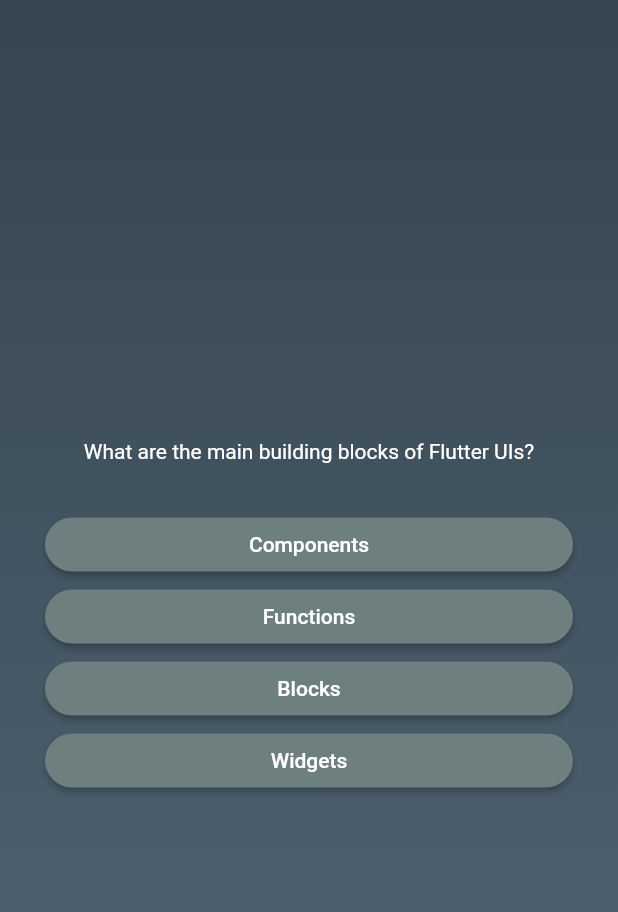
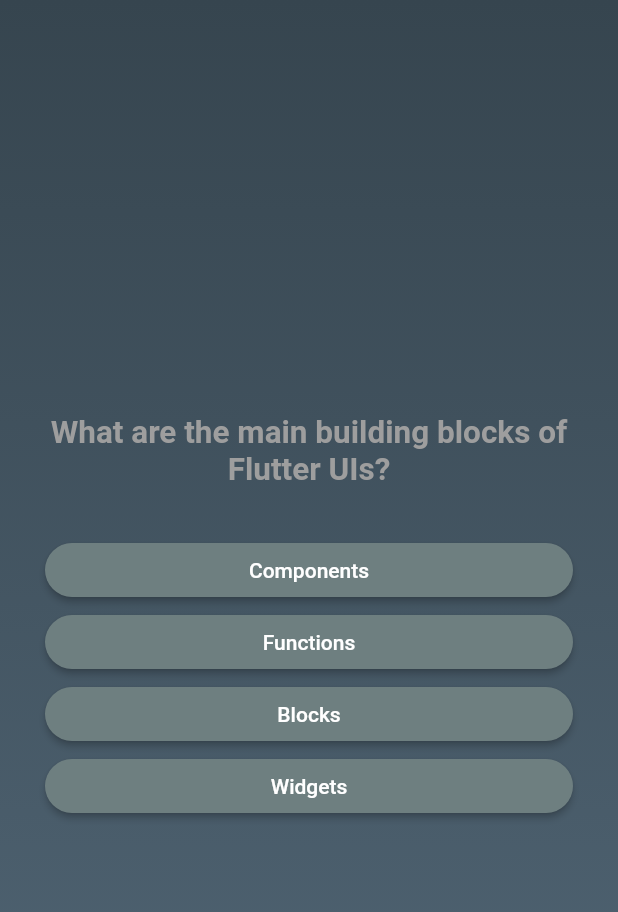
Before and after one commit to Silva3012/flutter_sprint, a Flutter app: the screen it shows after launch, after a tap on "Start Quiz", on a phone screen of 412 x 824 dp. Shown: the top 912 px of the screen. Run offline on Flutter 3.47's test engine with Material 2 defaults, Android fonts, the phone set to English and light mode, and no system bars; our stand-ins replace google_fonts.

Commit message:
More styling and google fonts

```diff
--- a/lib/answer_button.dart
+++ b/lib/answer_button.dart
@@ -17,7 +17,10 @@
           borderRadius: BorderRadius.circular(30),
         ),
       ),
-      child: Text(answerText),
+      child: Text(
+        answerText,
+        textAlign: TextAlign.center,
+      ),
     );
   }
 }
--- a/lib/questions_screen.dart
+++ b/lib/questions_screen.dart
@@ -1,6 +1,7 @@
 import 'package:flutter/material.dart';
 import 'package:flutter_sprint/answer_button.dart';
 import 'package:flutter_sprint/data/questions.dart';
+import 'package:google_fonts/google_fonts.dart';
 
 class QuestionsScreen extends StatefulWidget {
   const QuestionsScreen({super.key});
@@ -35,7 +36,10 @@
           children: [
             Text(
               currentQuestion.text,
-              style: const TextStyle(color: Colors.white),
+              style: GoogleFonts.roboto(
+                  color: Colors.grey,
+                  fontSize: 21,
+                  fontWeight: FontWeight.bold),
               textAlign: TextAlign.center,
             ),
             const SizedBox(
--- a/lib/start_screen.dart
+++ b/lib/start_screen.dart
@@ -1,4 +1,5 @@
 import 'package:flutter/material.dart';
+import 'package:google_fonts/google_fonts.dart';
 
 class StartScreen extends StatelessWidget {
   const StartScreen(this.startQuiz, {super.key});
@@ -19,9 +20,10 @@
           const SizedBox(
             height: 90,
           ),
-          const Text(
+          Text(
             "Learn Flutter the fun way!",
-            style: TextStyle(fontSize: 20, color: Colors.white),
+            style: GoogleFonts.roboto(
+                color: Colors.grey, fontSize: 21, fontWeight: FontWeight.bold),
           ),
           const SizedBox(
             height: 30,
--- a/pubspec.yaml
+++ b/pubspec.yaml
@@ -35,6 +35,7 @@
   # The following adds the Cupertino Icons font to your application.
   # Use with the CupertinoIcons class for iOS style icons.
   cupertino_icons: ^1.0.2
+  google_fonts: ^6.1.0
 
 dev_dependencies:
   flutter_test:
```
Also changed, not shown: pubspec.lock, 1 other file.
